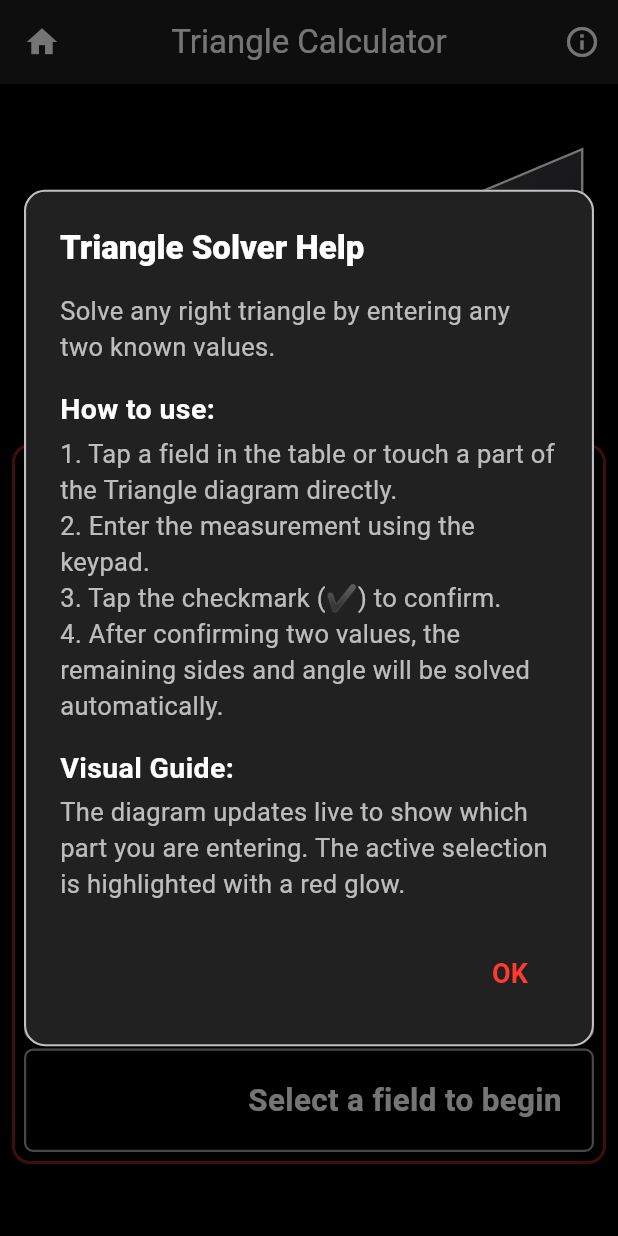
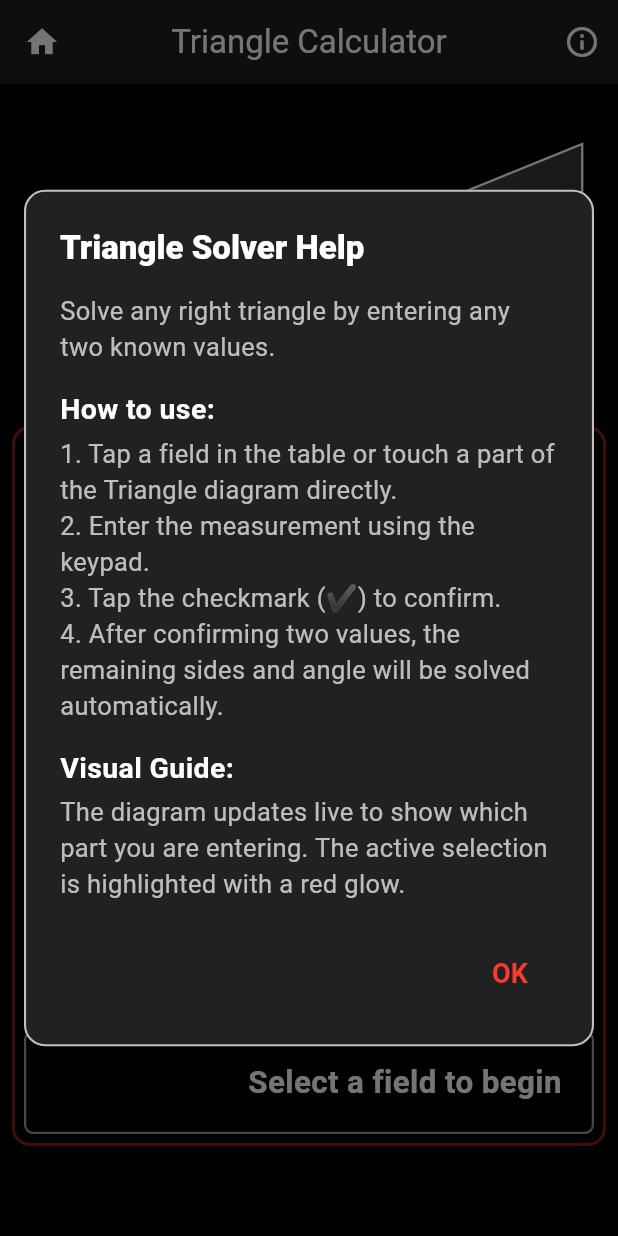
Before and after one commit to jeremystevens33-ship-it/pipe_and_wire_clean, a Flutter app: the TriangleCalculator screen opened directly, after a tap on the "info outline" icon, on a phone screen of 412 x 824 dp. Run offline on Flutter 3.47's test engine with Material 3 defaults, Android fonts, the phone set to English and light mode, and no system bars; our stand-ins replace google_fonts, sensors_plus, shared_preferences; missing offline and left inert: fraction; accounts and stored records are empty.

Commit message:
Adapt Triangle diagram height to leave room for shrink results

```diff
--- a/lib/triangle_calculator.dart
+++ b/lib/triangle_calculator.dart
@@ -40,6 +40,7 @@ class TriangleDiagram extends StatelessWidget {
   const TriangleDiagram({
     super.key,
     this.selectedField,
+    this.height = 200,
     this.adjValue,
     this.oppValue,
     this.hypValue,
@@ -54,13 +55,13 @@ class TriangleDiagram extends StatelessWidget {
   final String? angleValue;
   final ValueChanged<TriangleField>? onFieldTap;
 
-  static const double _height = 200;
+  final double height;
   static const double _labelOffset = 6; // 🔧 ONLY tuning knob
 
   @override
   Widget build(BuildContext context) {
     return SizedBox(
-      height: _height,
+      height: height,
       width: double.infinity,
       child: LayoutBuilder(
         builder: (context, constraints) {
@@ -69,7 +70,7 @@ class TriangleDiagram extends StatelessWidget {
 
           const double scale = 0.92;
           final double triangleWidth = width * scale;
-          final double triangleHeight = triangleWidth * 0.42;
+          final double triangleHeight = math.min(triangleWidth * 0.42, math.max(60.0, height - 40));
 
           final double hStart = (width - triangleWidth) / 2;
           final double vStart = (height - triangleHeight) / 2;
@@ -166,7 +167,7 @@ class _TriangleDiagramPainter extends CustomPainter {
 
     const double scale = 0.92; // Back to a larger size to match calculator width
     final double triangleWidth = size.width * scale;
-    final double triangleHeight = triangleWidth * 0.42;
+    final double triangleHeight = math.min(triangleWidth * 0.42, math.max(60.0, size.height - 40));
 
     final double hStart = (size.width - triangleWidth) / 2;
     // Vertically center the triangle in the available height
@@ -964,12 +965,20 @@ class _TriangleCalculatorState extends State<TriangleCalculator> with TickerProv
         ],
       ),
       body: SafeArea(
-        child: SingleChildScrollView(
+        child: LayoutBuilder(builder: (context, viewport) {
+          // Reserve full results, including Shrink, to avoid jumping after solve.
+          // 44px keys, 6px gaps/padding, 1.5px inner and 2px outer borders.
+          const calculatorHeight = 532.0;
+          const surroundingSpace = 20.0 + 20.0 + 8.0;
+          final diagramHeight = (viewport.maxHeight - calculatorHeight - surroundingSpace)
+              .clamp(120.0, 200.0).toDouble();
+          return SingleChildScrollView(
           padding: const EdgeInsets.fromLTRB(8, 20, 8, 8),
           child: Column(
             mainAxisSize: MainAxisSize.min,
             children: [
               TriangleDiagram(
+                height: diagramHeight,
                 selectedField: _selectedField,
                 adjValue: _adjForDiagram,
                 oppValue: _oppForDiagram,
@@ -1024,7 +1033,8 @@ class _TriangleCalculatorState extends State<TriangleCalculator> with TickerProv
               ),
             ],
           ),
-        ),
+        );
+        }),
       ),
     );
   }
```
Also changed, not shown: 3 other files.
